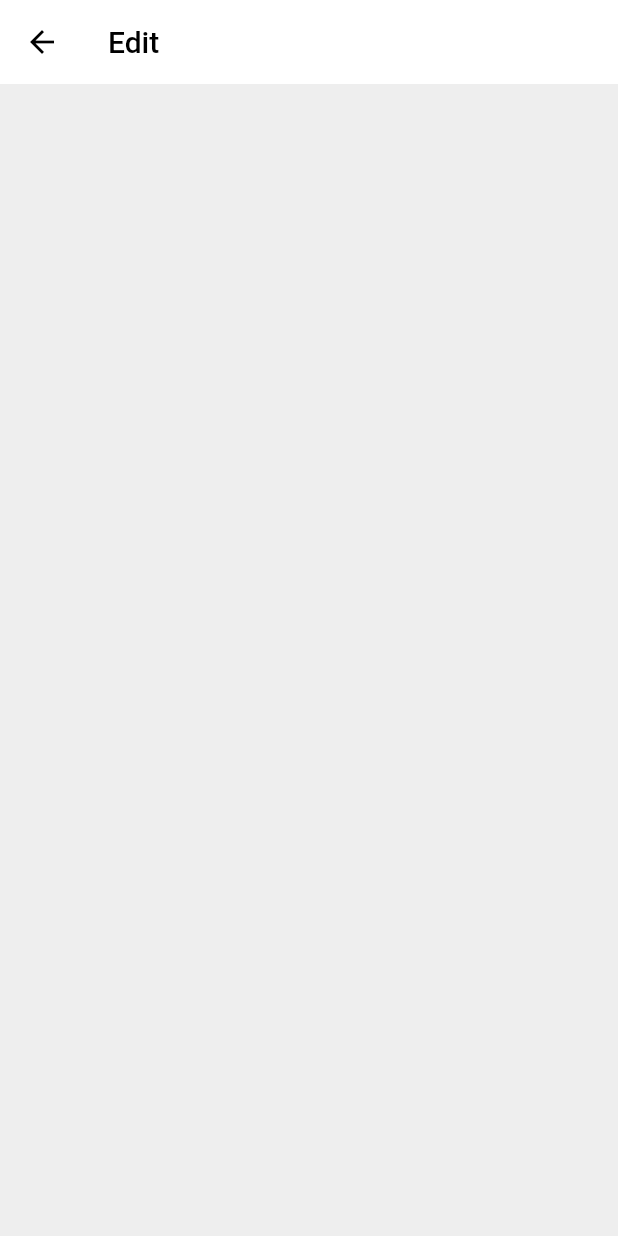
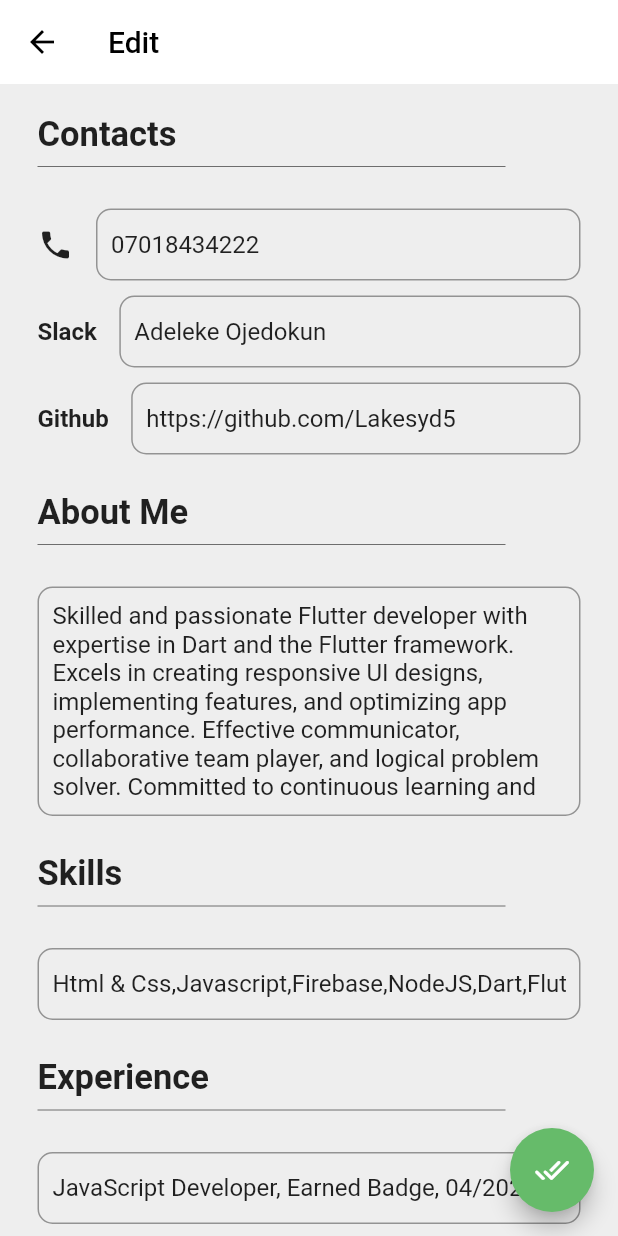
Before and after one commit to Lakesyd5/HngX_task_two, a Flutter app: the screen it shows after launch, after a tap on the "edit" icon, on a phone screen of 412 x 824 dp. Run offline on Flutter 3.47's test engine with Material 2 defaults, Android fonts, the phone set to English and light mode, and no system bars.

Commit message:
edit cv feature implemented

```diff
--- a/lib/commons/models/user_model.dart
+++ b/lib/commons/models/user_model.dart
@@ -8,7 +8,7 @@ class User {
     this.experience
   });
 
-  num? phoneNumber;
+  String? phoneNumber;
   String? slack;
   String? github;
   String? aboutMe;
--- a/lib/commons/services/dummy_data.dart
+++ b/lib/commons/services/dummy_data.dart
@@ -4,7 +4,7 @@ import 'package:hng_stage_two/commons/models/user_model.dart';
 
 List <User> dummydata = [
   User(
-    phoneNumber: 07018434222,
+    phoneNumber: '07018434222',
     github: 'https://github.com/Lakesyd5',
     slack: 'Adeleke Ojedokun',
     aboutMe: 'Skilled and passionate Flutter developer with expertise in Dart and the Flutter framework. Excels in creating responsive UI designs, implementing features, and optimizing app performance. Effective communicator, collaborative team player, and logical problem solver. Committed to continuous learning and contributing to impactful Flutter projects.',
--- a/lib/features/edit/views/edit.dart
+++ b/lib/features/edit/views/edit.dart
@@ -1,16 +1,86 @@
 import 'package:flutter/material.dart';
 
-class EditPage extends StatelessWidget {
-  const EditPage({super.key});
+import 'package:hng_stage_two/commons/models/user_model.dart';
+import 'package:hng_stage_two/features/edit/widgets/data_edit_field.dart';
+
+class EditPage extends StatefulWidget {
+  final User? user;
+  final updateUserDataCallback;
+  const EditPage({super.key, this.user, this.updateUserDataCallback});
+
+  @override
+  State<EditPage> createState() => _EditPageState();
+}
+
+class _EditPageState extends State<EditPage> {
+  // Create TextEditingController for each field
+  final TextEditingController phoneNumberController = TextEditingController();
+  final TextEditingController slackController = TextEditingController();
+  final TextEditingController githubController = TextEditingController();
+  final TextEditingController aboutMeController = TextEditingController();
+  final TextEditingController skillsController = TextEditingController();
+  final TextEditingController experienceController = TextEditingController();
+
+  @override
+  void initState() {
+    super.initState();
+    // Initialize the controllers with the user data
+    phoneNumberController.text = widget.user!.phoneNumber ?? '';
+    slackController.text = widget.user!.slack ?? '';
+    githubController.text = widget.user!.github ?? '';
+    aboutMeController.text = widget.user!.aboutMe ?? '';
+    skillsController.text = widget.user!.skills!.join(','); // Convert skills list to a comma-separated string
+    experienceController.text = widget.user!.experience!.map((exp) {
+      return "${exp.jobTitle}, ${exp.organization}, ${exp.date}";
+    }).join(', ');
+  }
 
   @override
   Widget build(BuildContext context) {
     return Scaffold(
       appBar: AppBar(title: const Text('Edit')),
       backgroundColor: Colors.grey.shade200,
-      body: const Column(
-        children: [
-        ],
+      floatingActionButton: FloatingActionButton(
+        onPressed: () {
+          // Update the user object with the new values from the text fields
+          widget.user!.phoneNumber = phoneNumberController.text;
+          widget.user!.slack = slackController.text;
+          widget.user!.github = githubController.text;
+          widget.user!.aboutMe = aboutMeController.text;
+          widget.user!.skills = skillsController.text.split(',');
+
+          widget.updateUserDataCallback(widget.user);
+
+          // You can navigate back to the previous screen or perform any other actions here
+          Navigator.of(context).pop();
+        },
+        backgroundColor: Colors.green.shade400,
+        child: const Icon(Icons.done_all_rounded),
+      ),
+      body: Container(
+        padding: const EdgeInsets.symmetric(horizontal: 25, vertical: 20),
+        child: Column(
+          children: [
+            // Edit Contact
+            contactsEditField(
+              phoneNumberController: phoneNumberController,
+              slackController: slackController,
+              githubController: githubController,
+            ),
+            const SizedBox(height: 25),
+
+            // Edit About Me
+            aboutMeEditField(controller: aboutMeController),
+            const SizedBox(height: 25),
+
+            // Edit Skills
+            skillEditField(controller: skillsController),
+            const SizedBox(height: 25),
+
+            // Experience
+            experienceEditField(controller: experienceController)
+          ],
+        ),
       ),
     );
   }
--- /dev/null
+++ b/lib/features/edit/widgets/data_edit_field.dart
@@ -0,0 +1,98 @@
+import 'package:flutter/material.dart';
+import 'package:hng_stage_two/features/edit/widgets/form_field.dart';
+
+//! Edit contact widget...
+Widget contactsEditField({
+  TextEditingController? phoneNumberController,
+  TextEditingController? slackController,
+  TextEditingController? githubController,
+}) {
+  return Column(
+    crossAxisAlignment: CrossAxisAlignment.start,
+    children: [
+      const Text(
+        'Contacts',
+        style: TextStyle(fontSize: 23, fontWeight: FontWeight.bold),
+      ),
+      const Divider(color: Colors.black54, endIndent: 50),
+      const SizedBox(height: 20),
+      Row(
+        children: [
+          const Icon(Icons.phone),
+          const SizedBox(width: 15),
+          Expanded(child: numberFormField(controller: phoneNumberController)),
+        ],
+      ),
+      const SizedBox(height: 10),
+      Row(
+        children: [
+          const Text(
+            'Slack',
+            style: TextStyle(fontWeight: FontWeight.bold, fontSize: 16),
+          ),
+          const SizedBox(width: 15),
+          Expanded(child: textFormField(controller: slackController)),
+        ],
+      ),
+      const SizedBox(height: 10),
+      Row(
+        children: [
+          const Text(
+            'Github',
+            style: TextStyle(fontWeight: FontWeight.bold, fontSize: 16),
+          ),
+          const SizedBox(width: 15),
+          Expanded(child: textFormField(controller: githubController)),
+        ],
+      ),
+    ],
+  );
+}
+
+//! Edit About Me widget...
+Widget aboutMeEditField({TextEditingController? controller}) {
+  return Column(
+    crossAxisAlignment: CrossAxisAlignment.start,
+    children: [
+      const Text(
+        'About Me',
+        style: TextStyle(fontSize: 23, fontWeight: FontWeight.bold),
+      ),
+      const Divider(color: Colors.black54, endIndent: 50),
+      const SizedBox(height: 20),
+      aboutMeFormfield(controller: controller)
+    ],
+  );
+}
+
+//! Edit Skills Widget
+Widget skillEditField({TextEditingController? controller}) {
+  return Column(
+    crossAxisAlignment: CrossAxisAlignment.start,
+    children: [
+      const Text(
+        'Skills',
+        style: TextStyle(fontSize: 23, fontWeight: FontWeight.bold),
+      ),
+      const Divider(color: Colors.black54, endIndent: 50),
+      const SizedBox(height: 20),
+      textFormField(controller: controller)
+    ],
+  );
+}
+
+//! Edit Experience Widget
+Widget experienceEditField({TextEditingController? controller}) {
+  return Column(
+    crossAxisAlignment: CrossAxisAlignment.start,
+    children: [
+      const Text(
+        'Experience',
+        style: TextStyle(fontSize: 23, fontWeight: FontWeight.bold),
+      ),
+      const Divider(color: Colors.black54, endIndent: 50),
+      const SizedBox(height: 20),
+      textFormField(controller: controller)
+    ],
+  );
+}
--- /dev/null
+++ b/lib/features/edit/widgets/form_field.dart
@@ -0,0 +1,47 @@
+import 'package:flutter/material.dart';
+import 'package:flutter/services.dart';
+
+// Textfield widget for text
+TextField textFormField({TextEditingController? controller}) {
+  return TextField(
+    controller: controller,
+    decoration: InputDecoration(
+      border: OutlineInputBorder(
+        borderRadius: BorderRadius.circular(10),
+      ),
+      contentPadding: const EdgeInsets.symmetric(horizontal: 10),
+    ),
+    autocorrect: false,
+  );
+}
+
+// Textfield widget for number
+TextField numberFormField({TextEditingController? controller}) {
+  return TextField(
+    controller: controller,
+    decoration: InputDecoration(
+      border: OutlineInputBorder(
+        borderRadius: BorderRadius.circular(10),
+      ),
+      contentPadding: const EdgeInsets.symmetric(horizontal: 10),
+    ),
+    autocorrect: false,
+    inputFormatters: [
+      FilteringTextInputFormatter.digitsOnly
+    ],
+  );
+}
+
+TextField aboutMeFormfield({ TextEditingController? controller}) {
+  return TextField(
+    controller: controller,
+    decoration: InputDecoration(
+      border: OutlineInputBorder(
+        borderRadius: BorderRadius.circular(10),
+      ),
+      contentPadding: const EdgeInsets.symmetric(horizontal: 10, vertical: 10),
+    ),
+    autocorrect: false,
+    maxLines: 7,
+  );
+}
--- a/lib/features/home/views/home.dart
+++ b/lib/features/home/views/home.dart
@@ -1,16 +1,27 @@
 import 'package:flutter/material.dart';
+import 'package:hng_stage_two/commons/models/user_model.dart';
 import 'package:hng_stage_two/commons/services/dummy_data.dart';
 import 'package:hng_stage_two/features/edit/views/edit.dart';
 import 'package:hng_stage_two/features/home/widgets/text_widget.dart';
 
-class Home extends StatelessWidget {
+class Home extends StatefulWidget {
   const Home({super.key});
 
   @override
+  State<Home> createState() => _HomeState();
+}
+
+class _HomeState extends State<Home> {
+  User data = dummydata[0];
+
+  void updateUserData(User newUser) {
+    setState(() {
+      // Update the user data in the Home widget
+      data = newUser;
+    });
+  }
+  @override
   Widget build(BuildContext context) {
-    final data = dummydata[0];
-    // final List experiences = data.experience ?? [];
-
     return Scaffold(
       appBar: AppBar(
         title: const Text(
@@ -20,7 +31,11 @@ class Home extends StatelessWidget {
       ),
       floatingActionButton: FloatingActionButton(
         onPressed: () {
-          Navigator.of(context).push(MaterialPageRoute(builder: (context) => const EditPage()));
+          Navigator.of(context)
+              .push(MaterialPageRoute(builder: (context) => EditPage(
+                user: data,
+                updateUserDataCallback: updateUserData,
+              )));
         },
         backgroundColor: Colors.black54,
         child: const Icon(Icons.edit_outlined),
@@ -35,16 +50,13 @@ class Home extends StatelessWidget {
               children: [
                 // Contacts...
                 contacts(
-                  phoneNumber: '${data.phoneNumber}',
-                  githubLink: data.github,
-                  slackName: data.slack
-                ),
+                    phoneNumber: data.phoneNumber,
+                    githubLink: data.github,
+                    slackName: data.slack),
                 const SizedBox(height: 40),
 
                 // About Me...
-                aboutMe(
-                  aboutContent: data.aboutMe
-                ),
+                aboutMe(aboutContent: data.aboutMe),
                 const SizedBox(height: 40),
 
                 // Skills
--- a/lib/features/home/widgets/text_widget.dart
+++ b/lib/features/home/widgets/text_widget.dart
@@ -6,9 +6,9 @@ Widget aboutMe({String? aboutContent}) {
   return Column(
     crossAxisAlignment: CrossAxisAlignment.start,
     children: [
-      Text(
+      const Text(
         'About Me',
-        style: const TextStyle(fontSize: 23, fontWeight: FontWeight.bold),
+        style: TextStyle(fontSize: 23, fontWeight: FontWeight.bold),
       ),
       const Divider(color: Colors.black54, endIndent: 50,),
       const SizedBox(height: 10),
```
